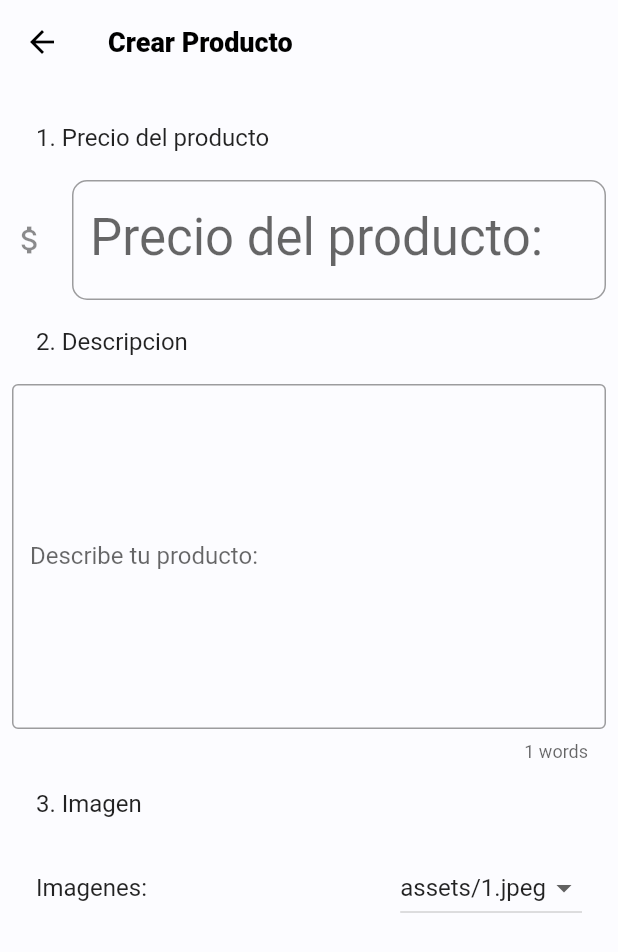
After one commit to Hernan1014/Tesis, a Flutter app: the ProductoCreate screen opened directly, on a phone screen of 412 x 824 dp. The commit adds this screen. Shown: the top 952 px of the screen. Run offline on Flutter 3.47's test engine with Material 2 defaults, Android fonts, the phone set to English and light mode, and no system bars; our stand-ins replace sqflite; missing offline and left inert: credit_card, flutter_sparkline, giffy_dialog; accounts and stored records are empty.

Commit message:
LV-Crearte fron

```diff
--- a/lib/screens/home.dart
+++ b/lib/screens/home.dart
@@ -11,14 +11,6 @@ import 'package:tambo/widgets/vertical_place_item.dart';
 class Home extends StatelessWidget {
   @override
   Widget build(BuildContext context) {
-    var producto = new Producto(
-        id: '4',
-        nombre: 'sol',
-        descripcion: 'Holashfjh djhaldjas ',
-        img: 'assets/3.jpeg',
-        location: 'Tambo',
-        precio: 15);
-    DBProvider.db.nuevoProducto(producto);
     return Scaffold(
       appBar: AppBar(
         actions: <Widget>[
--- a/lib/screens/my_home_page.dart
+++ b/lib/screens/my_home_page.dart
@@ -1,6 +1,7 @@
 import 'package:flutter/material.dart';
 import 'package:flutter_sparkline/flutter_sparkline.dart';
 import 'package:flutter_staggered_grid_view/flutter_staggered_grid_view.dart';
+import 'package:tambo/screens/producto_create.dart';
 
 
 class MyHomePage extends StatefulWidget {
@@ -231,6 +232,14 @@ class _MyHomePageState extends State<MyHomePage> {
                 Navigator.of(context).pop();
             //
           }),
+           IconButton(icon: Icon(Icons.create), onPressed: () {
+
+            Navigator.push(
+              context,
+              MaterialPageRoute(builder: (context) => ProductoCreate()),
+            );
+            //
+          }),
         ],
       ),
       body:Container(
--- /dev/null
+++ b/lib/screens/producto_create.dart
@@ -0,0 +1,115 @@
+import 'package:flutter/material.dart';
+
+
+class ProductoCreate extends StatefulWidget {
+  const ProductoCreate({Key key}) : super(key: key);
+
+  @override
+  State<StatefulWidget> createState() => _ProductoCreateState();
+}
+
+class _ProductoCreateState extends State<ProductoCreate> {
+  bool _numberInputIsValid = true;
+
+    static const menuItems = <String>[
+    'assets/1.jpeg',
+    'assets/2.jpeg',
+    'assets/3.jpeg',
+    'assets/4.jpeg',
+  ];
+  final List<DropdownMenuItem<String>> _dropDownMenuItems = menuItems
+      .map(
+        (String value) => DropdownMenuItem<String>(
+          value: value,
+          child: Text(value),
+        ),
+      )
+      .toList();
+  final List<PopupMenuItem<String>> _popUpMenuItems = menuItems
+      .map(
+        (String value) => PopupMenuItem<String>(
+          value: value,
+          child: Text(value),
+        ),
+      )
+      .toList();
+
+  String _btn2SelectedVal = 'assets/1.jpeg';
+
+  Widget _buildNumberTextField() {
+    return TextField(
+      keyboardType: TextInputType.number,
+      style: Theme.of(context).textTheme.headline4,
+      decoration: InputDecoration(
+        icon: const Icon(Icons.attach_money),
+        labelText: 'Precio del producto:',
+        errorText: _numberInputIsValid ? null : 'Ingrese el precio por favor!',
+        border: const OutlineInputBorder(
+          borderRadius: BorderRadius.all(Radius.circular(10.0)),
+        ),
+      ),
+      onSubmitted: (val) =>print(val),
+      onChanged: (String val) {
+        final v = int.tryParse(val);
+        debugPrint('parsed value = $v');
+        if (v == null) {
+          setState(() => _numberInputIsValid = false);
+        } else {
+          setState(() => _numberInputIsValid = true);
+        }
+      },
+    );
+  }
+
+  final _controller = TextEditingController();
+
+  Widget _buildMultilineTextField() {
+    return TextField(
+      controller: this._controller,
+      maxLines: 10,
+      textCapitalization: TextCapitalization.sentences,
+      decoration: InputDecoration(
+        counterText: '${this._controller.text.split(' ').length} words',
+        labelText: 'Describe tu producto:',
+        hintText: 'La avena es un...',
+        border: const OutlineInputBorder(),
+      ),
+      onChanged: (text) => setState(() {}),
+    );
+  }
+
+  bool _showPassword = false;
+
+  @override
+  Widget build(BuildContext context) {
+    return Scaffold(
+       appBar: AppBar (
+         title: Text('Crear Producto'),
+       ),
+        body: ListView(
+        padding: const EdgeInsets.all(8.0),
+        children: <Widget>[
+          const ListTile(title: Text('1. Precio del producto')),
+          _buildNumberTextField(),
+          const ListTile(title: Text('2. Descripcion')),
+          _buildMultilineTextField(),
+          const ListTile(title: Text('3. Imagen')),
+          ListTile(
+          title: const Text('Imagenes:'),
+          trailing: DropdownButton(
+            value: _btn2SelectedVal,
+            hint: const Text('Choose'),
+            onChanged: (String newValue) {
+              setState(() {
+                _btn2SelectedVal = newValue;
+              });
+            },
+            items: _dropDownMenuItems,
+          ),
+        ),
+
+        ],
+      ),
+    );
+  }
+}
```
